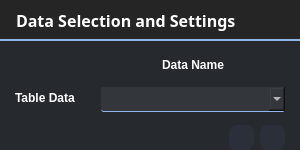
First picture: the form in gui/subwindows/ui_tableSettings.ui, repository Kitazaki-Hinata/Macro_Dashboard, before the edit.
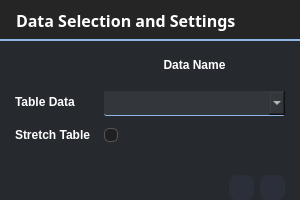
Second picture: the form after the edit. Icons and pictures are not drawn.

Commit message: 添加dfm数据源，同时添加Table的expand功能

```diff
--- a/gui/subwindows/ui_tableSettings.ui
+++ b/gui/subwindows/ui_tableSettings.ui
@@ -7,19 +7,19 @@
     <x>0</x>
     <y>0</y>
     <width>300</width>
-    <height>150</height>
+    <height>200</height>
    </rect>
   </property>
   <property name="minimumSize">
    <size>
     <width>300</width>
-    <height>150</height>
+    <height>200</height>
    </size>
   </property>
   <property name="maximumSize">
    <size>
     <width>300</width>
-    <height>150</height>
+    <height>200</height>
    </size>
   </property>
   <property name="windowTitle">
@@ -126,6 +126,42 @@
  QScrollBar::add-page:vertical, QScrollBar::sub-page:vertical {
      background: none;
  }
+
+/*全局checkbox样式 多选框*/
+QCheckBox {
+            spacing: 8px;    /*多选框与字体的空格*/
+            font-size: 11px;
+        }
+        
+QCheckBox::indicator {
+            width: 12px;
+            height: 12px;
+            border: 1px solid #555555;
+            border-radius: 5px;
+            background: #202023;
+        }
+        
+QCheckBox::indicator:hover {
+            border: 1px solid #ffffff;
+        }
+
+        
+QCheckBox::indicator:checked {
+            border: 1px solid #90b6e7;
+            image: url(:/png/sub_resource/true.png);
+        }
+QCheckBox::indicator:disabled {
+            border: 1px solid #454555;
+            background: #454555;
+        }
+        
+        QCheckBox::indicator:checked:disabled {
+            background: #454555;
+            border: 2px solid #454555;
+        }
+
+
+
         
         </string>
   </property>
@@ -220,41 +256,9 @@
       <property name="rightMargin">
        <number>15</number>
       </property>
-      <item row="1" column="0">
-       <widget class="QLabel" name="first_data_title">
-        <property name="maximumSize">
-         <size>
-          <width>80</width>
-          <height>16777215</height>
-         </size>
-        </property>
-        <property name="text">
-         <string>Table Data</string>
-        </property>
-       </widget>
-      </item>
-      <item row="0" column="1">
-       <widget class="QLabel" name="data_name_title">
-        <property name="minimumSize">
-         <size>
-          <width>0</width>
-          <height>30</height>
-         </size>
-        </property>
-        <property name="maximumSize">
-         <size>
-          <width>16777215</width>
-          <height>40</height>
-         </size>
-        </property>
-        <property name="text">
-         <string>Data Name</string>
-        </property>
-        <property name="alignment">
-         <set>Qt::AlignmentFlag::AlignCenter</set>
-        </property>
-       </widget>
-      </item>
+      <property name="spacing">
+       <number>9</number>
+      </property>
       <item row="1" column="1">
        <widget class="QComboBox" name="first_data_selection_box">
         <property name="minimumSize">
@@ -271,8 +275,83 @@
         </property>
        </widget>
       </item>
+      <item row="4" column="1">
+       <spacer name="verticalSpacer">
+        <property name="orientation">
+         <enum>Qt::Orientation::Vertical</enum>
+        </property>
+        <property name="sizeHint" stdset="0">
+         <size>
+          <width>20</width>
+          <height>40</height>
+         </size>
+        </property>
+       </spacer>
+      </item>
+      <item row="3" column="0">
+       <widget class="QLabel" name="stretch_table_title">
+        <property name="text">
+         <string>Stretch Table</string>
+        </property>
+       </widget>
+      </item>
+      <item row="0" column="1">
+       <widget class="QLabel" name="data_name_title">
+        <property name="minimumSize">
+         <size>
+          <width>0</width>
+          <height>30</height>
+         </size>
+        </property>
+        <property name="maximumSize">
+         <size>
+          <width>16777215</width>
+          <height>40</height>
+         </size>
+        </property>
+        <property name="text">
+         <string>Data Name</string>
+        </property>
+        <property name="alignment">
+         <set>Qt::AlignmentFlag::AlignCenter</set>
+        </property>
+       </widget>
+      </item>
+      <item row="3" column="1">
+       <widget class="QCheckBox" name="stretch_table_check">
+        <property name="text">
+         <string/>
+        </property>
+       </widget>
+      </item>
+      <item row="1" column="0">
+       <widget class="QLabel" name="first_data_title">
+        <property name="maximumSize">
+         <size>
+          <width>80</width>
+          <height>16777215</height>
+         </size>
+        </property>
+        <property name="text">
+         <string>Table Data</string>
+        </property>
+       </widget>
+      </item>
       <item row="2" column="1">
-       <widget class="QWidget" name="widget" native="true"/>
+       <spacer name="verticalSpacer_2">
+        <property name="orientation">
+         <enum>Qt::Orientation::Vertical</enum>
+        </property>
+        <property name="sizeType">
+         <enum>QSizePolicy::Policy::Fixed</enum>
+        </property>
+        <property name="sizeHint" stdset="0">
+         <size>
+          <width>20</width>
+          <height>5</height>
+         </size>
+        </property>
+       </spacer>
       </item>
      </layout>
     </widget>
```
The commit also changes 14 other files.
